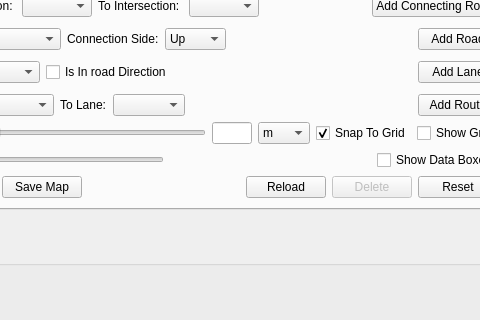
Above: src/UI/mainwindow.ui from samuelarbibe/ai-tms before the change; both pictures show x 104 to 584 and y 128 to 448 of the 1231 by 697 pixel window. Below: the same form after it.
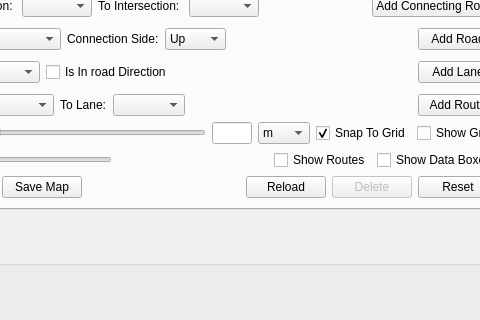
That is the form after the change.

Commit message: route drawing, lane width resizing fixed

Diff of the .ui file:
```diff
--- a/src/UI/mainwindow.ui
+++ b/src/UI/mainwindow.ui
@@ -571,6 +571,22 @@
                   </property>
                  </spacer>
                 </item>
+                <item>
+                 <widget class="QCheckBox" name="ShowRoutesCheckBox">
+                  <property name="enabled">
+                   <bool>true</bool>
+                  </property>
+                  <property name="text">
+                   <string>Show Routes</string>
+                  </property>
+                  <property name="checkable">
+                   <bool>true</bool>
+                  </property>
+                  <property name="checked">
+                   <bool>false</bool>
+                  </property>
+                 </widget>
+                </item>
                 <item>
                  <widget class="QCheckBox" name="ShowDataBoxesCheckBox">
                   <property name="enabled">
```
The commit also changes 14 other files.
